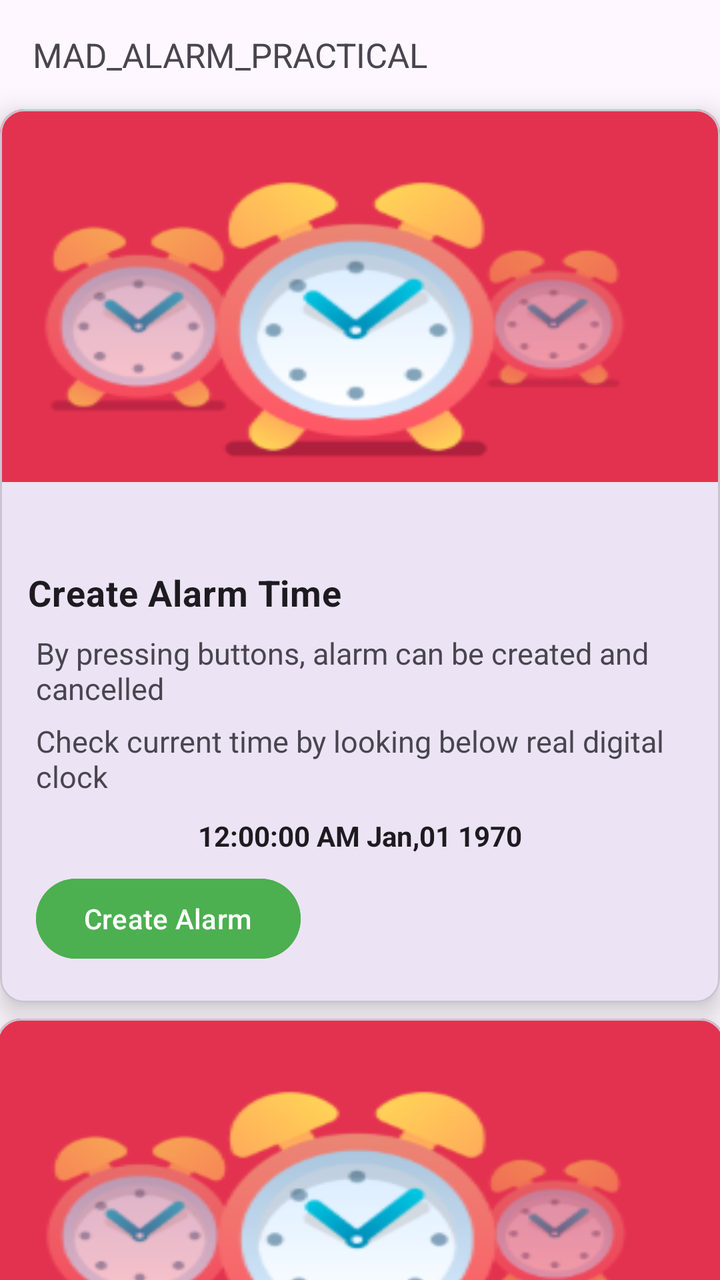
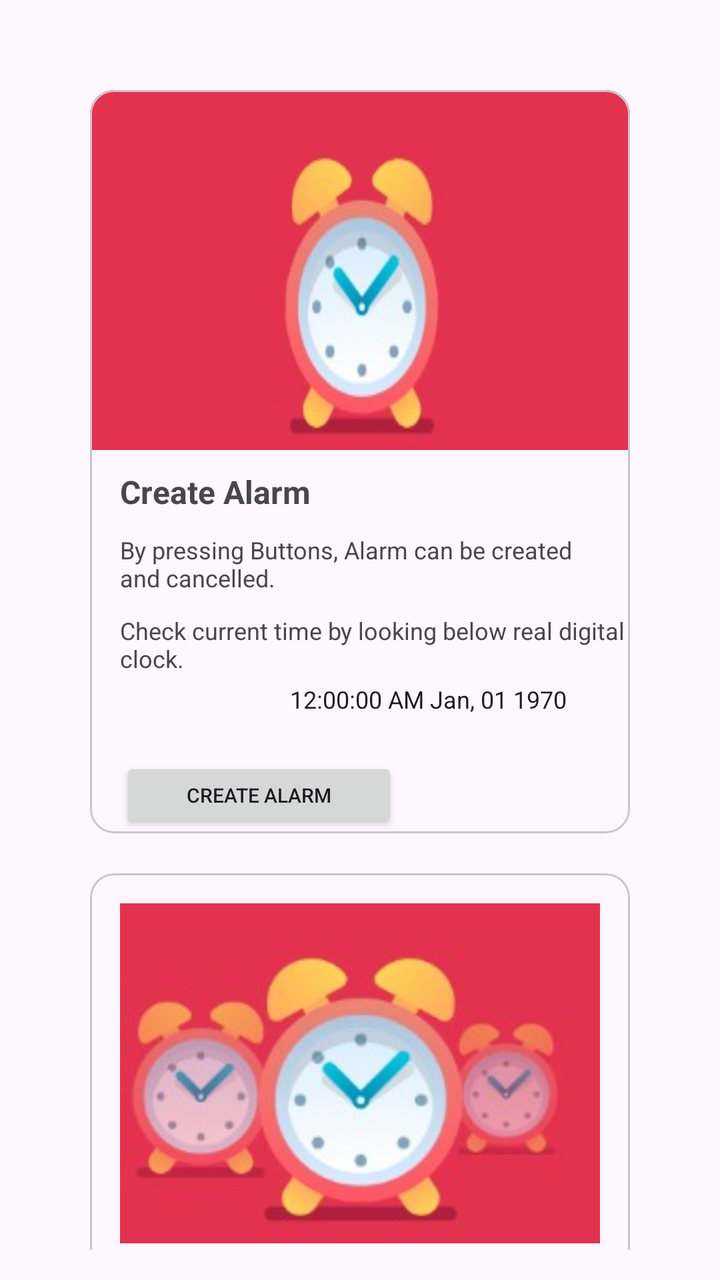

Two renders of the same Android screen: before a commit and after it. Below are the layout's source before the change and the commit's diff.
<!-- AndroidManifest.xml: application theme Theme._24012021038_MAD_PR4 -->
<!-- res/layout/activity_main.xml -->
<?xml version="1.0" encoding="utf-8"?>
<androidx.constraintlayout.widget.ConstraintLayout xmlns:android="http://schemas.android.com/apk/res/android"
    xmlns:app="http://schemas.android.com/apk/res-auto"
    xmlns:tools="http://schemas.android.com/tools"
    android:id="@+id/main"
    android:layout_width="match_parent"
    android:layout_height="match_parent"
    android:backgroundTint="#CAE2BE"
    tools:context=".MainActivity">

    <androidx.core.widget.NestedScrollView
        android:layout_width="match_parent"
        android:layout_height="match_parent">

        <androidx.constraintlayout.widget.ConstraintLayout
            android:layout_width="match_parent"
            android:layout_height="wrap_content">

            <TextView
                android:id="@+id/textView"
                android:layout_width="wrap_content"
                android:layout_height="wrap_content"
                android:layout_marginTop="16dp"
                android:text="MAD_ALARM_PRACTICAL"
                android:textSize="17sp"
                app:layout_constraintEnd_toEndOf="parent"
                app:layout_constraintHorizontal_bias="0.1"
                app:layout_constraintStart_toStartOf="parent"
                app:layout_constraintTop_toTopOf="parent" />

            <com.google.android.material.card.MaterialCardView
                android:id="@+id/createAlarmCard"
                android:layout_width="wrap_content"
                android:layout_height="wrap_content"
                android:layout_marginTop="16dp"
                app:cardBackgroundColor="?attr/colorSurface"
                app:cardElevation="8dp"
                app:layout_constraintEnd_toEndOf="parent"
                app:layout_constraintStart_toStartOf="parent"
                app:layout_constraintTop_toBottomOf="@+id/textView">

                <androidx.constraintlayout.widget.ConstraintLayout
                    android:layout_width="match_parent"
                    android:layout_height="wrap_content">

                    <ImageView
                        android:id="@+id/imageView"
                        android:layout_width="343dp"
                        android:layout_height="235dp"
                        android:layout_marginTop="-26dp"
                        android:scaleType="fitXY"
                        android:scaleX="1.46"
                        android:scaleY="0.8"
                        app:layout_constraintBottom_toBottomOf="parent"
                        app:layout_constraintEnd_toEndOf="parent"
                        app:layout_constraintHorizontal_bias="0.571"
                        app:layout_constraintStart_toStartOf="parent"
                        app:layout_constraintTop_toTopOf="parent"
                        app:layout_constraintVertical_bias="0.0"
                        app:srcCompat="@drawable/alarm" />

                    <androidx.constraintlayout.widget.ConstraintLayout
                        android:layout_width="match_parent"
                        android:layout_height="wrap_content"
                        android:padding="10dp"
                        app:layout_constraintTop_toBottomOf="@id/imageView">


                        <TextView
                            android:id="@+id/alarm_create"
                            android:layout_width="wrap_content"
                            android:layout_height="wrap_content"
                            android:layout_marginStart="4dp"
                            android:text="Create Alarm Time"
                            android:textSize="18dp"
                            android:textAppearance="?attr/textAppearanceBodyMedium"
                            android:textStyle="bold"
                            app:layout_constraintBottom_toBottomOf="parent"
                            app:layout_constraintStart_toStartOf="parent"
                            app:layout_constraintTop_toTopOf="parent"
                            app:layout_constraintVertical_bias="0.051">

                        </TextView>

                        <TextView
                            android:id="@+id/textView2"
                            android:layout_width="340dp"
                            android:layout_height="36dp"
                            android:layout_marginStart="4dp"
                            android:layout_marginTop="8dp"
                            android:text="By pressing buttons, alarm can be created and cancelled"
                            android:textSize="15sp"
                            app:layout_constraintBottom_toTopOf="@+id/textView3"
                            app:layout_constraintStart_toStartOf="@+id/alarm_create"
                            app:layout_constraintTop_toBottomOf="@+id/alarm_create" />

                        <TextView
                            android:id="@+id/textView3"
                            android:layout_width="333dp"
                            android:layout_height="40dp"
                            android:layout_marginTop="8dp"
                            android:text="Check current time by looking below real digital clock"
                            android:textSize="15sp"
                            app:layout_constraintStart_toStartOf="@+id/textView2"
                            app:layout_constraintTop_toBottomOf="@+id/textView2" />

                        <TextClock
                            android:id="@+id/textView4"
                            android:layout_width="wrap_content"
                            android:layout_height="wrap_content"
                            android:layout_marginTop="8dp"
                            android:layout_marginBottom="8dp"
                            android:format12Hour="hh:mm:ss a MMM,dd yyyy"
                            android:format24Hour="HH:mm:ss MMM,dd yyyy"
                            android:textStyle="bold"
                            app:layout_constraintBottom_toTopOf="@+id/btnSetAlarm"
                            app:layout_constraintEnd_toEndOf="parent"
                            app:layout_constraintHorizontal_bias="0.5"
                            app:layout_constraintStart_toStartOf="parent"
                            app:layout_constraintTop_toBottomOf="@+id/textView3"
                            app:layout_constraintVertical_bias="1.0" />

                        <com.google.android.material.button.MaterialButton
                            android:id="@+id/btnSetAlarm"
                            android:layout_width="wrap_content"
                            android:layout_height="wrap_content"
                            android:layout_marginBottom="8dp"
                            android:backgroundTint="#4CAF50"
                            android:text="Create Alarm"
                            app:layout_constraintBottom_toBottomOf="parent"
                            app:layout_constraintStart_toStartOf="@+id/textView3" />


                    </androidx.constraintlayout.widget.ConstraintLayout>

                </androidx.constraintlayout.widget.ConstraintLayout>

            </com.google.android.material.card.MaterialCardView>
            <androidx.constraintlayout.widget.ConstraintLayout
                android:layout_width="match_parent"
                android:layout_height="match_parent"
                />

            <com.google.android.material.card.MaterialCardView
                android:id="@+id/card_list"
                android:layout_width="364dp"
                android:layout_height="wrap_content"
                android:layout_marginStart="8dp"
                android:layout_marginTop="8dp"
                android:layout_marginEnd="8dp"
                app:cardElevation="8dp"
                app:layout_constraintEnd_toEndOf="@+id/createAlarmCard"
                app:layout_constraintStart_toStartOf="@+id/createAlarmCard"
                app:layout_constraintTop_toBottomOf="@+id/createAlarmCard">

                <androidx.constraintlayout.widget.ConstraintLayout
                    android:layout_width="match_parent"
                    android:layout_height="match_parent">

                    <ImageView
                        android:id="@+id/img_cancelView"
                        android:layout_width="343dp"
                        android:layout_height="235dp"
                        android:layout_marginTop="-26dp"
                        android:scaleType="fitXY"
                        android:scaleX="1.46"
                        android:scaleY="0.8"
                        app:layout_constraintBottom_toBottomOf="parent"
                        app:layout_constraintEnd_toEndOf="parent"
                        app:layout_constraintHorizontal_bias="0.571"
                        app:layout_constraintStart_toStartOf="parent"
                        app:layout_constraintTop_toTopOf="parent"
                        app:layout_constraintVertical_bias="0.0"
                        app:srcCompat="@drawable/alarm"
                        tools:layout_editor_absoluteX="5dp" />

                    <androidx.constraintlayout.widget.ConstraintLayout
                        android:layout_width="match_parent"
                        android:layout_height="wrap_content"
                        app:layout_constraintTop_toBottomOf="@id/img_cancelView">

                        <TextView
                            android:id="@+id/txtSetAlarmTime"
                            android:layout_width="122dp"
                            android:layout_height="19dp"
                            android:layout_marginTop="8dp"
                            android:text="Set Alarm Time:"
                            android:textAppearance="?attr/textAppearanceBodyMedium"
                            android:textStyle="bold"
                            app:layout_constraintEnd_toEndOf="parent"
                            app:layout_constraintStart_toStartOf="parent"
                            app:layout_constraintTop_toTopOf="parent" />

                        <TextView
                            android:id="@+id/alarmTimeValue"
                            android:layout_width="wrap_content"
                            android:layout_height="wrap_content"
                            android:layout_marginTop="8dp"
                            android:text="--:-- --"
                            android:textSize="16sp"
                            android:textStyle="bold"
                            app:layout_constraintBottom_toTopOf="@+id/btnCancelAlarm"
                            app:layout_constraintEnd_toEndOf="parent"
                            app:layout_constraintStart_toStartOf="parent"
                            app:layout_constraintTop_toBottomOf="@id/txtSetAlarmTime" />

                        <com.google.android.material.button.MaterialButton
                            android:id="@+id/btnCancelAlarm"
                            android:layout_width="wrap_content"
                            android:layout_height="wrap_content"
                            android:layout_marginStart="16dp"
                            android:layout_marginTop="8dp"
                            android:layout_marginBottom="8dp"
                            android:backgroundTint="#4CAF50"
                            android:text="Cancel Alarm"
                            app:layout_constraintBottom_toBottomOf="parent"
                            app:layout_constraintStart_toStartOf="parent"
                            app:layout_constraintTop_toBottomOf="@+id/txtSetAlarmTime" />

                    </androidx.constraintlayout.widget.ConstraintLayout>



                </androidx.constraintlayout.widget.ConstraintLayout>


            </com.google.android.material.card.MaterialCardView>

        </androidx.constraintlayout.widget.ConstraintLayout>

    </androidx.core.widget.NestedScrollView>

</androidx.constraintlayout.widget.ConstraintLayout>
<!-- resources referenced by this layout -->
<resources>
  <!-- drawable alarm: png bitmap (drawable, 23894 bytes) -->
  <style name="Theme._24012021038_MAD_PR4" parent="Base.Theme._24012021038_MAD_PR4" />
  <style name="Base.Theme._24012021038_MAD_PR4" parent="Theme.Material3.DayNight.NoActionBar">
          
          
      </style>
</resources>

<!-- the commit's change to res/layout/activity_main.xml (unified diff, before → after) -->
@@ -1,233 +1,180 @@
 <?xml version="1.0" encoding="utf-8"?>
-<androidx.constraintlayout.widget.ConstraintLayout xmlns:android="http://schemas.android.com/apk/res/android"
+<androidx.constraintlayout.widget.ConstraintLayout
+    xmlns:android="http://schemas.android.com/apk/res/android"
     xmlns:app="http://schemas.android.com/apk/res-auto"
     xmlns:tools="http://schemas.android.com/tools"
     android:id="@+id/main"
     android:layout_width="match_parent"
     android:layout_height="match_parent"
-    android:backgroundTint="#CAE2BE"
     tools:context=".MainActivity">
 
     <androidx.core.widget.NestedScrollView
         android:layout_width="match_parent"
-        android:layout_height="match_parent">
+        android:layout_height="match_parent"
+        android:layout_margin="5dp"
+        android:padding="10dp"
+        app:layout_constraintBottom_toBottomOf="parent"
+        app:layout_constraintEnd_toEndOf="parent"
+        app:layout_constraintStart_toStartOf="parent"
+        app:layout_constraintTop_toTopOf="parent">
 
         <androidx.constraintlayout.widget.ConstraintLayout
             android:layout_width="match_parent"
-            android:layout_height="wrap_content">
+            android:layout_height="wrap_content"
+            android:padding="10dp">
 
-            <TextView
-                android:id="@+id/textView"
-                android:layout_width="wrap_content"
+            
+            <com.google.android.material.card.MaterialCardView
+                android:id="@+id/materialCardView"
+                android:layout_width="match_parent"
                 android:layout_height="wrap_content"
-                android:layout_marginTop="16dp"
-                android:text="MAD_ALARM_PRACTICAL"
-                android:textSize="17sp"
-                app:layout_constraintEnd_toEndOf="parent"
-                app:layout_constraintHorizontal_bias="0.1"
-                app:layout_constraintStart_toStartOf="parent"
-                app:layout_constraintTop_toTopOf="parent" />
-
-            <com.google.android.material.card.MaterialCardView
-                android:id="@+id/createAlarmCard"
-                android:layout_width="wrap_content"
-                android:layout_height="wrap_content"
-                android:layout_marginTop="16dp"
-                app:cardBackgroundColor="?attr/colorSurface"
-                app:cardElevation="8dp"
+                android:layout_margin="20dp"
                 app:layout_constraintEnd_toEndOf="parent"
                 app:layout_constraintStart_toStartOf="parent"
-                app:layout_constraintTop_toBottomOf="@+id/textView">
+                app:layout_constraintTop_toTopOf="parent">
 
                 <androidx.constraintlayout.widget.ConstraintLayout
                     android:layout_width="match_parent"
                     android:layout_height="wrap_content">
 
                     <ImageView
-                        android:id="@+id/imageView"
-                        android:layout_width="343dp"
-                        android:layout_height="235dp"
-                        android:layout_marginTop="-26dp"
+                        android:id="@+id/topBg1"
+                        android:layout_width="match_parent"
+                        android:layout_height="180dp"
+                        android:src="@drawable/alarm_img"
                         android:scaleType="fitXY"
-                        android:scaleX="1.46"
-                        android:scaleY="0.8"
-                        app:layout_constraintBottom_toBottomOf="parent"
-                        app:layout_constraintEnd_toEndOf="parent"
-                        app:layout_constraintHorizontal_bias="0.571"
-                        app:layout_constraintStart_toStartOf="parent"
-                        app:layout_constraintTop_toTopOf="parent"
-                        app:layout_constraintVertical_bias="0.0"
-                        app:srcCompat="@drawable/alarm" />
-
-                    <androidx.constraintlayout.widget.ConstraintLayout
-                        android:layout_width="match_parent"
-                        android:layout_height="wrap_content"
-                        android:padding="10dp"
-                        app:layout_constraintTop_toBottomOf="@id/imageView">
+                        app:layout_constraintTop_toTopOf="parent"/>
 
 
-                        <TextView
-                            android:id="@+id/alarm_create"
-                            android:layout_width="wrap_content"
-                            android:layout_height="wrap_content"
-                            android:layout_marginStart="4dp"
-                            android:text="Create Alarm Time"
-                            android:textSize="18dp"
-                            android:textAppearance="?attr/textAppearanceBodyMedium"
-                            android:textStyle="bold"
-                            app:layout_constraintBottom_toBottomOf="parent"
-                            app:layout_constraintStart_toStartOf="parent"
-                            app:layout_constraintTop_toTopOf="parent"
-                            app:layout_constraintVertical_bias="0.051">
+                    <TextView
+                        android:id="@+id/textView"
+                        android:layout_width="wrap_content"
+                        android:layout_height="wrap_content"
+                        android:layout_marginStart="15dp"
+                        android:layout_marginTop="10dp"
+                        android:text="Create Alarm"
+                        android:textSize="16sp"
+                        android:textStyle="bold"
+                        app:layout_constraintStart_toStartOf="parent"
+                        app:layout_constraintTop_toBottomOf="@id/topBg1" />
 
-                        </TextView>
+                    <TextView
+                        android:id="@+id/textView2"
+                        android:layout_width="0dp"
+                        android:layout_height="wrap_content"
+                        android:layout_marginStart="15dp"
+                        android:layout_marginTop="10dp"
+                        android:layout_marginEnd="15dp"
+                        android:text="By pressing Buttons, Alarm can be created and cancelled."
+                        android:textSize="12sp"
+                        app:layout_constraintEnd_toEndOf="parent"
+                        app:layout_constraintStart_toStartOf="parent"
+                        app:layout_constraintTop_toBottomOf="@id/textView" />
 
-                        <TextView
-                            android:id="@+id/textView2"
-                            android:layout_width="340dp"
-                            android:layout_height="36dp"
-                            android:layout_marginStart="4dp"
-                            android:layout_marginTop="8dp"
-                            android:text="By pressing buttons, alarm can be created and cancelled"
-                            android:textSize="15sp"
-                            app:layout_constraintBottom_toTopOf="@+id/textView3"
-                            app:layout_constraintStart_toStartOf="@+id/alarm_create"
-                            app:layout_constraintTop_toBottomOf="@+id/alarm_create" />
+                    <TextView
+                        android:id="@+id/textView3"
+                        android:layout_width="wrap_content"
+                        android:layout_height="wrap_content"
+                        android:layout_marginStart="15dp"
+                        android:layout_marginTop="10dp"
+                        android:text="Check current time by looking below real digital clock."
+                        android:textSize="12sp"
+                        app:layout_constraintStart_toStartOf="parent"
+                        app:layout_constraintTop_toBottomOf="@id/textView2" />
 
-                        <TextView
-                            android:id="@+id/textView3"
-                            android:layout_width="333dp"
-                            android:layout_height="40dp"
-                            android:layout_marginTop="8dp"
-                            android:text="Check current time by looking below real digital clock"
-                            android:textSize="15sp"
-                            app:layout_constraintStart_toStartOf="@+id/textView2"
-                            app:layout_constraintTop_toBottomOf="@+id/textView2" />
+                    <TextClock
+                        android:id="@+id/textView4"
+                        android:layout_width="wrap_content"
+                        android:layout_height="wrap_content"
+                        android:layout_marginStart="100dp"
+                        android:layout_marginTop="4dp"
+                        android:format12Hour="hh:mm:ss a MMM, dd yyyy"
+                        android:textSize="12sp"
+                        app:layout_constraintStart_toStartOf="parent"
+                        app:layout_constraintTop_toBottomOf="@id/textView3" />
 
-                        <TextClock
-                            android:id="@+id/textView4"
-                            android:layout_width="wrap_content"
-                            android:layout_height="wrap_content"
-                            android:layout_marginTop="8dp"
-                            android:layout_marginBottom="8dp"
-                            android:format12Hour="hh:mm:ss a MMM,dd yyyy"
-                            android:format24Hour="HH:mm:ss MMM,dd yyyy"
-                            android:textStyle="bold"
-                            app:layout_constraintBottom_toTopOf="@+id/btnSetAlarm"
-                            app:layout_constraintEnd_toEndOf="parent"
-                            app:layout_constraintHorizontal_bias="0.5"
-                            app:layout_constraintStart_toStartOf="parent"
-                            app:layout_constraintTop_toBottomOf="@+id/textView3"
-                            app:layout_constraintVertical_bias="1.0" />
-
-                        <com.google.android.material.button.MaterialButton
-                            android:id="@+id/btnSetAlarm"
-                            android:layout_width="wrap_content"
-                            android:layout_height="wrap_content"
-                            android:layout_marginBottom="8dp"
-                            android:backgroundTint="#4CAF50"
-                            android:text="Create Alarm"
-                            app:layout_constraintBottom_toBottomOf="parent"
-                            app:layout_constraintStart_toStartOf="@+id/textView3" />
-
-
-                    </androidx.constraintlayout.widget.ConstraintLayout>
+                    <Button
+                        android:id="@+id/set_alarm_btn"
+                        android:layout_width="139dp"
+                        android:layout_height="38dp"
+                        android:layout_marginStart="15dp"
+                        android:layout_marginTop="21dp"
+                        android:text="Create Alarm"
+                        android:textSize="10sp"
+                        app:layout_constraintStart_toStartOf="parent"
+                        app:layout_constraintTop_toBottomOf="@+id/textView4" />
 
                 </androidx.constraintlayout.widget.ConstraintLayout>
 
             </com.google.android.material.card.MaterialCardView>
-            <androidx.constraintlayout.widget.ConstraintLayout
-                android:layout_width="match_parent"
-                android:layout_height="match_parent"
-                />
 
             <com.google.android.material.card.MaterialCardView
-                android:id="@+id/card_list"
-                android:layout_width="364dp"
-                android:layout_height="wrap_content"
-                android:layout_marginStart="8dp"
-                android:layout_marginTop="8dp"
-                android:layout_marginEnd="8dp"
-                app:cardElevation="8dp"
-                app:layout_constraintEnd_toEndOf="@+id/createAlarmCard"
-                app:layout_constraintStart_toStartOf="@+id/createAlarmCard"
-                app:layout_constraintTop_toBottomOf="@+id/createAlarmCard">
+                android:id="@+id/Materalcard2"
+                android:layout_width="match_parent"
+                android:layout_height="320dp"
+                android:layout_marginStart="20dp"
+                android:layout_marginTop="20dp"
+                android:layout_marginEnd="20dp"
+                android:layout_marginBottom="20dp"
+                app:layout_constraintBottom_toBottomOf="parent"
+                app:layout_constraintEnd_toEndOf="parent"
+                app:layout_constraintStart_toStartOf="parent"
+                app:layout_constraintTop_toBottomOf="@id/materialCardView">
 
                 <androidx.constraintlayout.widget.ConstraintLayout
                     android:layout_width="match_parent"
-                    android:layout_height="match_parent">
+                    android:layout_height="match_parent"
+                    android:padding="15dp">
+
 
                     <ImageView
-                        android:id="@+id/img_cancelView"
-                        android:layout_width="343dp"
-                        android:layout_height="235dp"
-                        android:layout_marginTop="-26dp"
-                        android:scaleType="fitXY"
-                        android:scaleX="1.46"
-                        android:scaleY="0.8"
-                        app:layout_constraintBottom_toBottomOf="parent"
-                        app:layout_constraintEnd_toEndOf="parent"
-                        app:layout_constraintHorizontal_bias="0.571"
+                        android:id="@+id/topBg2"
+                        android:layout_width="match_parent"
+                        android:layout_height="170dp"
+                        android:src="@drawable/alarm"
+                        android:scaleType="centerCrop"
+                        app:layout_constraintTop_toTopOf="parent"
                         app:layout_constraintStart_toStartOf="parent"
-                        app:layout_constraintTop_toTopOf="parent"
-                        app:layout_constraintVertical_bias="0.0"
-                        app:srcCompat="@drawable/alarm"
-                        tools:layout_editor_absoluteX="5dp" />
-
-                    <androidx.constraintlayout.widget.ConstraintLayout
-                        android:layout_width="match_parent"
-                        android:layout_height="wrap_content"
-                        app:layout_constraintTop_toBottomOf="@id/img_cancelView">
-
-                        <TextView
-                            android:id="@+id/txtSetAlarmTime"
-                            android:layout_width="122dp"
-                            android:layout_height="19dp"
-                            android:layout_marginTop="8dp"
-                            android:text="Set Alarm Time:"
-                            android:textAppearance="?attr/textAppearanceBodyMedium"
-                            android:textStyle="bold"
-                            app:layout_constraintEnd_toEndOf="parent"
-                            app:layout_constraintStart_toStartOf="parent"
-                            app:layout_constraintTop_toTopOf="parent" />
-
-                        <TextView
-                            android:id="@+id/alarmTimeValue"
-                            android:layout_width="wrap_content"
-                            android:layout_height="wrap_content"
-                            android:layout_marginTop="8dp"
-                            android:text="--:-- --"
-                            android:textSize="16sp"
-                            android:textStyle="bold"
-                            app:layout_constraintBottom_toTopOf="@+id/btnCancelAlarm"
-                            app:layout_constraintEnd_toEndOf="parent"
-                            app:layout_constraintStart_toStartOf="parent"
-                            app:layout_constraintTop_toBottomOf="@id/txtSetAlarmTime" />
-
-                        <com.google.android.material.button.MaterialButton
-                            android:id="@+id/btnCancelAlarm"
-                            android:layout_width="wrap_content"
-                            android:layout_height="wrap_content"
-                            android:layout_marginStart="16dp"
-                            android:layout_marginTop="8dp"
-                            android:layout_marginBottom="8dp"
-                            android:backgroundTint="#4CAF50"
-                            android:text="Cancel Alarm"
-                            app:layout_constraintBottom_toBottomOf="parent"
-                            app:layout_constraintStart_toStartOf="parent"
-                            app:layout_constraintTop_toBottomOf="@+id/txtSetAlarmTime" />
-
-                    </androidx.constraintlayout.widget.ConstraintLayout>
+                        app:layout_constraintEnd_toEndOf="parent"/>
 
 
+                    <TextView
+                        android:id="@+id/textView5"
+                        android:layout_width="wrap_content"
+                        android:layout_height="wrap_content"
+                        android:layout_marginStart="15dp"
+                        android:layout_marginTop="15dp"
+                        android:text="Set Alarm Time:"
+                        android:textSize="12sp"
+                        app:layout_constraintStart_toStartOf="parent"
+                        app:layout_constraintTop_toBottomOf="@id/topBg2" />
+
+                    <TextView
+                        android:id="@+id/textView6"
+                        android:layout_width="wrap_content"
+                        android:layout_height="wrap_content"
+                        android:layout_marginStart="15dp"
+                        android:layout_marginTop="8dp"
+                        android:text="--:--"
+                        android:textSize="14sp"
+                        android:textStyle="bold"
+                        app:layout_constraintStart_toStartOf="parent"
+                        app:layout_constraintTop_toBottomOf="@id/textView5" />
+
+                    <Button
+                        android:id="@+id/cancel_alarm_btn"
+                        android:layout_width="wrap_content"
+                        android:layout_height="wrap_content"
+                        android:layout_marginStart="15dp"
+                        android:layout_marginTop="15dp"
+                        android:text="Cancel Alarm"
+                        app:layout_constraintStart_toStartOf="parent"
+                        app:layout_constraintTop_toBottomOf="@id/textView6" />
 
                 </androidx.constraintlayout.widget.ConstraintLayout>
-
 
             </com.google.android.material.card.MaterialCardView>
 
         </androidx.constraintlayout.widget.ConstraintLayout>
-
     </androidx.core.widget.NestedScrollView>
-
 </androidx.constraintlayout.widget.ConstraintLayout>
<!-- resource entries referenced after the edit -->
@@ -1,6 +1,7 @@
 <!-- resources referenced by this layout -->
 <resources>
-  <!-- drawable alarm: png bitmap (drawable, 23894 bytes) -->
+  <!-- drawable alarm: jpeg bitmap (drawable, 10421 bytes) -->
+  <!-- drawable alarm_img: jpeg bitmap (drawable, 6792 bytes) -->
   <style name="Theme._24012021038_MAD_PR4" parent="Base.Theme._24012021038_MAD_PR4" />
   <style name="Base.Theme._24012021038_MAD_PR4" parent="Theme.Material3.DayNight.NoActionBar">
           
